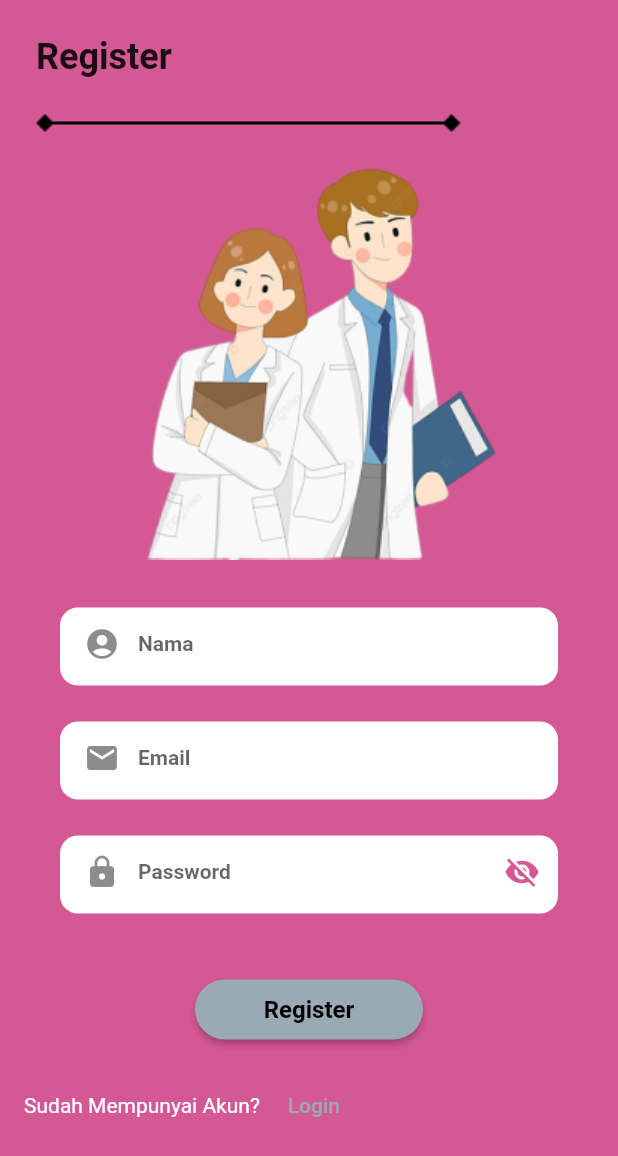
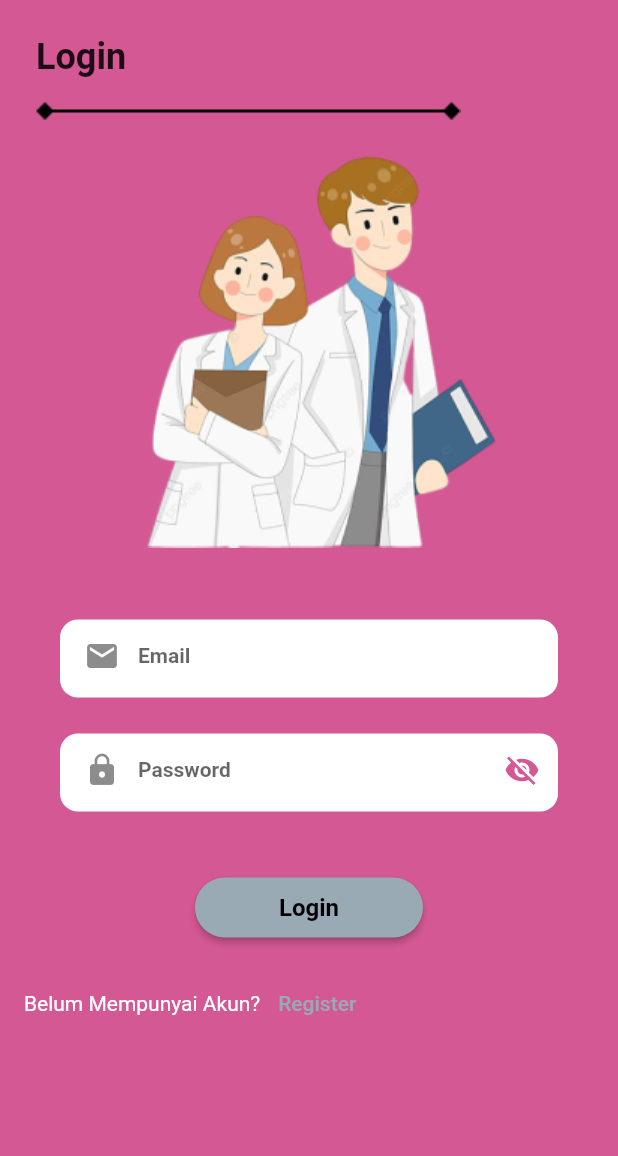
Before and after one commit to ddddddwwwwiiiaap/055_AplikasiPendaftaranKlinik, a Flutter app: the screen it shows after launch, after a tap on "Next", on a phone screen of 412 x 824 dp. Shown: the top 1156 px of the screen. Run offline on Flutter 3.47's test engine with Material 2 defaults, Android fonts, the phone set to English and light mode, and no system bars; our stand-ins replace cloud_firestore, firebase_auth, firebase_core; accounts and stored records are empty.

Commit message:
Add Login view

```diff
--- a/lib/utils/constants.dart
+++ b/lib/utils/constants.dart
@@ -7,3 +7,5 @@ const String titleError = "Error";
 const String textWelcome = "Selamat Datang,";
 const String textNext = "Next";
 const String textLogin = "Sudah Mempunyai Akun?";
+const String textDaftarRegister = "Belum Mempunyai Akun?";
+const String textEmail = "Email";
--- /dev/null
+++ b/lib/view/login.dart
@@ -0,0 +1,225 @@
+import 'package:aplikasipendaftaranklinik/controller/auth_controller.dart';
+import 'package:aplikasipendaftaranklinik/model/user_model.dart';
+import 'package:aplikasipendaftaranklinik/themes/custom_colors.dart';
+import 'package:aplikasipendaftaranklinik/themes/material_colors.dart';
+import 'package:aplikasipendaftaranklinik/utils/constants.dart';
+import 'package:aplikasipendaftaranklinik/view/register.dart';
+import 'package:flutter/material.dart';
+
+class Login extends StatefulWidget {
+  const Login({super.key});
+
+  @override
+  State<Login> createState() => _LoginState();
+}
+
+class _LoginState extends State<Login> {
+  final formkey = GlobalKey<FormState>();
+  final authCtr = AuthController();
+  String? email;
+  String? password;
+
+  late bool _showPassword = true;
+
+  void togglePasswordVisibility() {
+    setState(() {
+      _showPassword = !_showPassword;
+    });
+  }
+
+  displaySnackBar(text) {
+    ScaffoldMessenger.of(context).showSnackBar(
+      SnackBar(
+        content: Text(text),
+        duration: const Duration(seconds: 2),
+      ),
+    );
+  }
+
+  @override
+  Widget build(BuildContext context) {
+    Size size = MediaQuery.of(context).size;
+    return Scaffold(
+      backgroundColor: colorPrimary,
+      body: SizedBox(
+        width: size.width,
+        height: size.height,
+        child: SafeArea(
+          child: SingleChildScrollView(
+            child: Column(
+              children: [
+                buildHeader(),
+                buildIcon(),
+                buildFormLogin(),
+                buildButtonLogin(),
+                buildFooter(),
+              ],
+            ),
+          ),
+        ),
+      ),
+    );
+  }
+
+  Widget buildHeader() {
+    return Container(
+      padding: const EdgeInsets.all(24),
+      child: Column(
+        children: [
+          const Row(
+            children: [
+              Padding(
+                padding: EdgeInsets.only(bottom: 16),
+                child: Text(
+                  titleLogin,
+                  style: TextStyle(fontSize: 24, fontWeight: FontWeight.bold),
+                ),
+              ),
+            ],
+          ),
+          Row(
+            children: [
+              Image.asset("assets/image/line.png"),
+            ],
+          ),
+        ],
+      ),
+    );
+  }
+
+  Widget buildIcon() {
+    return Container(
+      margin: const EdgeInsets.only(bottom: 24),
+      child: Image.asset("assets/image/double_doctor.png"),
+    );
+  }
+
+  Widget buildFormLogin() {
+    return Form(
+      key: formkey,
+      child: Container(
+        margin: const EdgeInsets.symmetric(horizontal: 40),
+        child: Column(
+          children: [
+            Container(
+              margin: const EdgeInsets.symmetric(vertical: 24),
+              padding: const EdgeInsets.only(left: 4, bottom: 4),
+              decoration: BoxDecoration(
+                  borderRadius: BorderRadius.circular(12), color: Colors.white),
+              child: TextFormField(
+                keyboardType: TextInputType.emailAddress,
+                textInputAction: TextInputAction.next,
+                style: const TextStyle(
+                  fontSize: 14,
+                  fontWeight: FontWeight.bold,
+                ),
+                decoration: const InputDecoration(
+                  contentPadding: EdgeInsets.only(top: 16),
+                  prefixIcon: Icon(Icons.email),
+                  border: InputBorder.none,
+                  hintText: textEmail,
+                ),
+                onChanged: (value) {
+                  email = value;
+                },
+              ),
+            ),
+            Container(
+              margin: const EdgeInsets.only(bottom: 40),
+              padding: const EdgeInsets.only(left: 4, bottom: 4),
+              decoration: BoxDecoration(
+                borderRadius: BorderRadius.circular(12),
+                color: Colors.white,
+              ),
+              child: TextFormField(
+                obscureText: _showPassword,
+                textInputAction: TextInputAction.done,
+                style: const TextStyle(
+                  fontSize: 14,
+                  fontWeight: FontWeight.bold,
+                ),
+                decoration: InputDecoration(
+                  contentPadding: const EdgeInsets.only(top: 16),
+                  prefixIcon: const Icon(Icons.lock),
+                  suffixIcon: GestureDetector(
+                    onTap: togglePasswordVisibility,
+                    child: _showPassword
+                        ? Icon(
+                            Icons.visibility_off,
+                            color: colorPrimary,
+                          )
+                        : Icon(
+                            Icons.visibility,
+                            color: colorPrimary,
+                          ),
+                  ),
+                  border: InputBorder.none,
+                  hintText: 'Password',
+                ),
+                onChanged: (value) {
+                  password = value;
+                },
+              ),
+            ),
+          ],
+        ),
+      ),
+    );
+  }
+
+  Widget buildButtonLogin() {
+    return ElevatedButton(
+      onPressed: () async {
+        if (formkey.currentState!.validate()) {
+          UserModel? loginUser = await authCtr.signInWithEmailAndPassword(
+            email!,
+            password!,
+            context,
+          );
+          if (loginUser != null) {}
+        }
+      },
+      style: ButtonStyle(
+          backgroundColor: const MaterialStatePropertyAll(colorButton),
+          shape: MaterialStatePropertyAll(
+              RoundedRectangleBorder(borderRadius: BorderRadius.circular(24)))),
+      child: Container(
+        width: 120,
+        height: 40,
+        child: const Center(
+          child: Text(
+            titleLogin,
+            style: TextStyle(
+                color: Colors.black, fontWeight: FontWeight.bold, fontSize: 16),
+          ),
+        ),
+      ),
+    );
+  }
+
+  Widget buildFooter() {
+    return Container(
+      //margin: const EdgeInsets.only(top: 24),
+      padding: const EdgeInsets.all(16),
+      child: Row(
+        children: [
+          const Padding(
+            padding: EdgeInsets.only(right: 4),
+            child: Text(
+              textDaftarRegister,
+              style: TextStyle(color: Colors.white),
+            ),
+          ),
+          TextButton(
+            onPressed: () => Navigator.push(
+                context, MaterialPageRoute(builder: (_) => const Register())),
+            child: const Text(
+              titleRegister,
+              style: TextStyle(color: colorButton),
+            ),
+          ),
+        ],
+      ),
+    );
+  }
+}
--- a/lib/view/register.dart
+++ b/lib/view/register.dart
@@ -3,6 +3,7 @@ import 'package:aplikasipendaftaranklinik/model/user_model.dart';
 import 'package:aplikasipendaftaranklinik/themes/custom_colors.dart';
 import 'package:aplikasipendaftaranklinik/themes/material_colors.dart';
 import 'package:aplikasipendaftaranklinik/utils/constants.dart';
+import 'package:aplikasipendaftaranklinik/view/login.dart';
 import 'package:flutter/material.dart';
 
 class Register extends StatefulWidget {
@@ -371,7 +372,7 @@ class _RegisterState extends State<Register> {
               Navigator.push(
                 context,
                 MaterialPageRoute(
-                  builder: (_) => const Register(),
+                  builder: (_) => const Login(),
                 ),
               );
             },
--- a/lib/view/splashscreen.dart
+++ b/lib/view/splashscreen.dart
@@ -1,6 +1,7 @@
 import 'package:aplikasipendaftaranklinik/themes/custom_colors.dart';
 import 'package:aplikasipendaftaranklinik/themes/material_colors.dart';
 import 'package:aplikasipendaftaranklinik/utils/constants.dart';
+import 'package:aplikasipendaftaranklinik/view/login.dart';
 import 'package:aplikasipendaftaranklinik/view/register.dart';
 import 'package:flutter/material.dart';
 
@@ -117,7 +118,7 @@ class _SplashScreenState extends State<SplashScreen> {
         Navigator.push(
           context,
           MaterialPageRoute(
-            builder: (_) => const Register(),
+            builder: (_) => const Login(),
           ),
         );
       },
```
